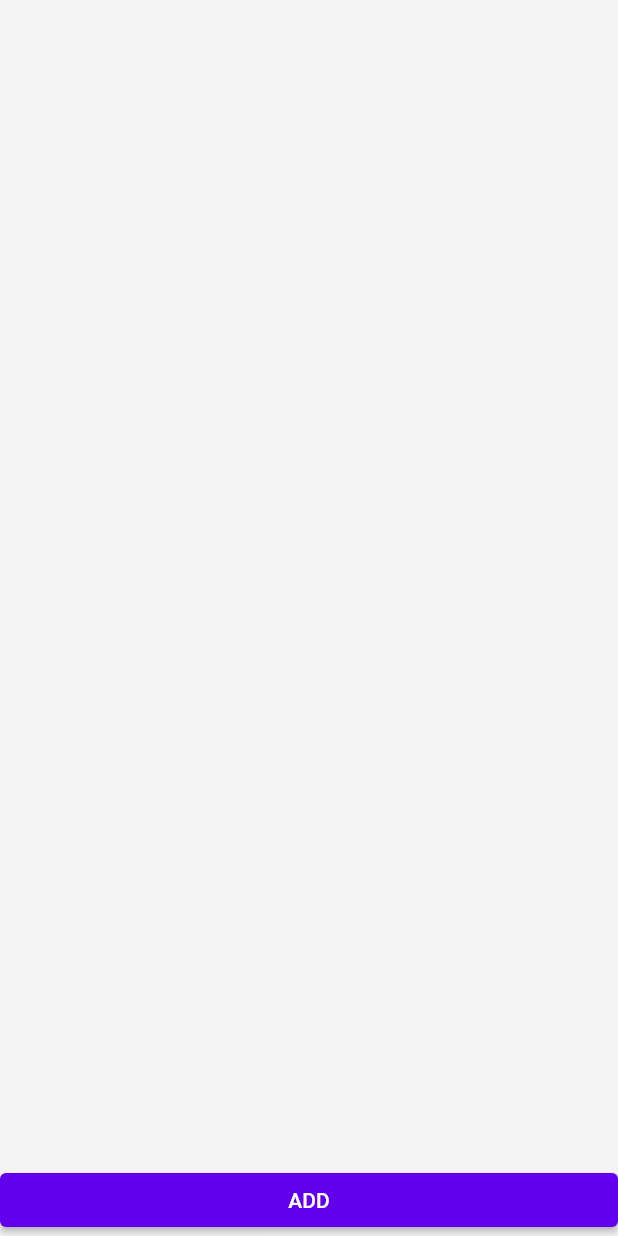
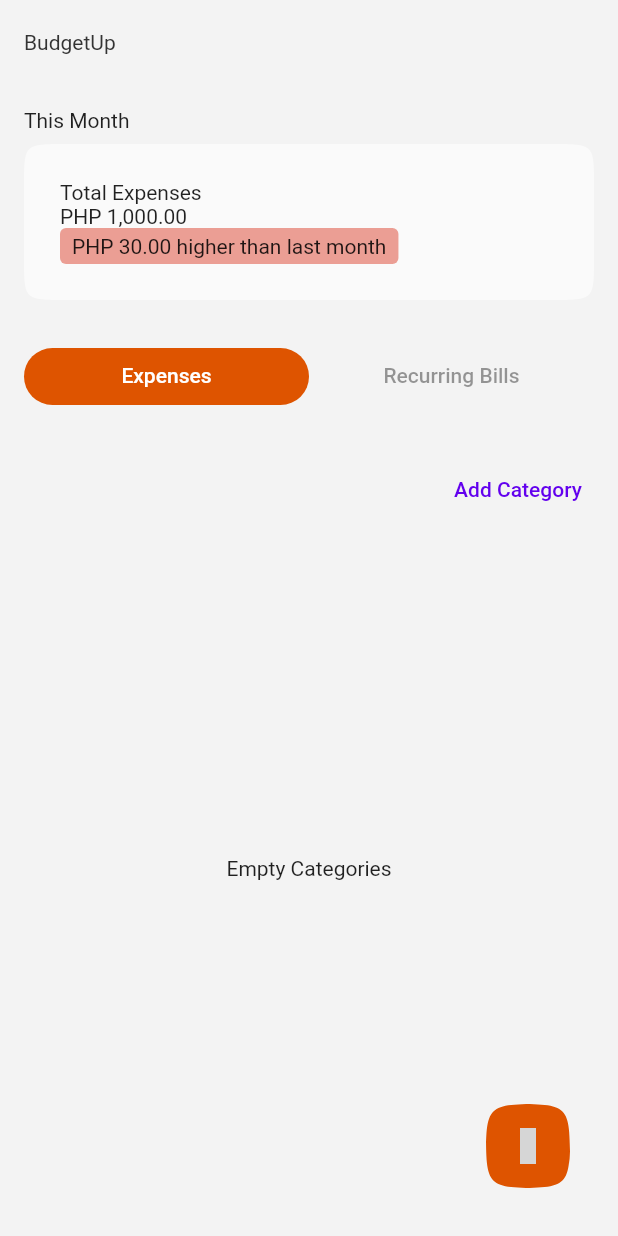
Before and after one commit to mendelordanza/budgetup_app, a Flutter app: the screen it shows after launch, on a phone screen of 412 x 824 dp. Run offline on Flutter 3.47's test engine with Material 2 defaults, Android fonts, the light colour scheme and no system bars; our stand-ins replace equatable, flutter_bloc, flutter_hooks, get_it, iconsax, isar and 1 more; accounts and stored records are empty; generated files the repository leaves out were written again; grey boxes are pictures that could not be loaded.

Commit message:
ui: wip dashboard UI implementation

```diff
--- a/lib/helper/colors.dart
+++ b/lib/helper/colors.dart
@@ -3,5 +3,6 @@ import 'dart:ui';
 const darkBackgroundColor = Color(0xFF1D1D1D);
 const lightBackgroundColor = Color(0xFFF3F3F3);
 
-const primaryColor = Color(0xFFEC2525);
-const dark = Color(0xFF3F3F3F);
+const primaryColor = Color(0xFFDE5400);
+const dark = Color(0xFF333333);
+const red = Color(0xFFDD432E);
--- a/lib/helper/my_themes.dart
+++ b/lib/helper/my_themes.dart
@@ -5,13 +5,35 @@ import 'colors.dart';
 class MyThemes {
   static final darkTheme = ThemeData(
     scaffoldBackgroundColor: darkBackgroundColor,
-    colorScheme: ColorScheme.dark(),
-    primaryColor: Color(0xFF454545),
+    colorScheme: ColorScheme.dark(
+      onSurface: Colors.white,
+    ),
+    primaryColor: primaryColor,
+    cardColor: Color(0xFF454545),
+    floatingActionButtonTheme: FloatingActionButtonThemeData(
+      backgroundColor: primaryColor,
+    ),
+    appBarTheme: AppBarTheme(
+      titleTextStyle: TextStyle(
+        color: Colors.white,
+      ),
+    ),
   );
 
   static final lightTheme = ThemeData(
     scaffoldBackgroundColor: lightBackgroundColor,
-    colorScheme: ColorScheme.light(),
-    primaryColor: Colors.white,
+    colorScheme: ColorScheme.light(
+      onSurface: dark,
+    ),
+    cardColor: Colors.white,
+    primaryColor: primaryColor,
+    floatingActionButtonTheme: FloatingActionButtonThemeData(
+      backgroundColor: primaryColor,
+    ),
+    appBarTheme: AppBarTheme(
+      titleTextStyle: TextStyle(
+        color: dark,
+      ),
+    ),
   );
 }
--- a/lib/helper/route.dart
+++ b/lib/helper/route.dart
@@ -3,7 +3,7 @@ import 'dart:io';
 import 'package:budgetup_app/domain/expense_category.dart';
 import 'package:budgetup_app/helper/route_strings.dart';
 import 'package:budgetup_app/presentation/expenses/add_expense_category_page.dart';
-import 'package:budgetup_app/presentation/expenses/expenses_page.dart';
+import 'package:budgetup_app/presentation/home_page.dart';
 import 'package:budgetup_app/presentation/transactions/add_expense_txn_page.dart';
 import 'package:budgetup_app/presentation/transactions/expense_txn_page.dart';
 import 'package:flutter/cupertino.dart';
@@ -16,9 +16,9 @@ class RouteGenerator {
     switch (settings.name) {
       case RouteStrings.landing:
         return _navigate(
-          builder: (_) => ExpensesPage(),
+          builder: (_) => HomePage(),
         );
-      case RouteStrings.addExpense:
+      case RouteStrings.addCategory:
         if (args is ExpenseCategory?) {
           return _navigate(
             builder: (_) => AddExpenseCategoryPage(
--- a/lib/helper/route_strings.dart
+++ b/lib/helper/route_strings.dart
@@ -1,7 +1,6 @@
-
 class RouteStrings {
   static const String landing = '/';
   static const String transactions = '/transactions';
   static const String addTransaction = '/addTransaction';
-  static const String addExpense = '/addExpense';
+  static const String addCategory = '/addCategory';
 }
--- a/lib/main.dart
+++ b/lib/main.dart
@@ -28,8 +28,7 @@ class MyApp extends StatelessWidget {
     return MultiBlocProvider(
       providers: [
         BlocProvider(
-          create: (context) =>
-              getIt<ExpenseBloc>()..add(LoadExpenseCategories()),
+          create: (context) => getIt<ExpenseBloc>(),
         ),
         BlocProvider(
           create: (context) => getIt<ExpenseTxnBloc>(),
--- a/lib/presentation/expenses/expenses_page.dart
+++ b/lib/presentation/expenses/expenses_page.dart
@@ -1,24 +1,41 @@
 import 'package:budgetup_app/helper/route_strings.dart';
 import 'package:flutter/material.dart';
 import 'package:flutter_bloc/flutter_bloc.dart';
+import 'package:flutter_hooks/flutter_hooks.dart';
+import 'package:iconsax/iconsax.dart';
 
 import 'bloc/expense_bloc.dart';
 
-class ExpensesPage extends StatelessWidget {
+class ExpensesPage extends HookWidget {
   const ExpensesPage({Key? key}) : super(key: key);
 
   @override
   Widget build(BuildContext context) {
+    useEffect(() {
+      context.read<ExpenseBloc>().add(LoadExpenseCategories());
+    }, []);
+
     return Scaffold(
       body: SafeArea(
         child: Column(
-          crossAxisAlignment: CrossAxisAlignment.stretch,
           children: [
+            Row(
+              children: [
+                Spacer(),
+                TextButton(
+                  onPressed: () {
+                    Navigator.pushNamed(context, RouteStrings.addCategory);
+                  },
+                  child: Text("Add Category"),
+                ),
+              ],
+            ),
             Expanded(
               child: BlocBuilder<ExpenseBloc, ExpenseState>(
                 builder: (context, state) {
                   if (state is ExpenseCategoryLoaded) {
-                    return ListView.builder(
+                    if (state.expenseCategories.isNotEmpty) {
+                      return GridView.builder(
                         shrinkWrap: true,
                         itemCount: state.expenseCategories.length,
                         itemBuilder: (context, index) {
@@ -35,11 +52,13 @@ class ExpensesPage extends StatelessWidget {
                               children: [
                                 Row(
                                   children: [
-                                  Column(
+                                    Flexible(
+                                      child: Column(
                                         children: [
                                           Text(item.title ?? "hello"),
                                           Text("${item.getTotal()}"),
                                         ],
+                                      ),
                                     ),
                                     IconButton(
                                       onPressed: () {
@@ -54,7 +73,7 @@ class ExpensesPage extends StatelessWidget {
                                       onPressed: () {
                                         Navigator.pushNamed(
                                           context,
-                                        RouteStrings.addExpense,
+                                          RouteStrings.addCategory,
                                           arguments: item,
                                         );
                                       },
@@ -69,18 +88,33 @@ class ExpensesPage extends StatelessWidget {
                             ),
                           );
                         },
+                        gridDelegate: SliverGridDelegateWithFixedCrossAxisCount(
+                            crossAxisCount: 2),
                       );
+                    } else {
+                      return Center(
+                        child: Text("Empty Categories"),
+                      );
+                    }
                   }
                   return Text("Empty categories");
                 },
               ),
             ),
-            ElevatedButton(
+          ],
+        ),
+      ),
+      floatingActionButton: FloatingActionButton(
+        elevation: 0,
         onPressed: () {
-                  Navigator.pushNamed(context, RouteStrings.addExpense);
+          //TODO Add transaction with category dropdown
         },
-                child: Text("ADD"))
-          ],
+        shape: ContinuousRectangleBorder(
+          borderRadius: BorderRadius.circular(40.0),
+        ),
+        child: Icon(
+          Iconsax.add,
+          color: Colors.white,
         ),
       ),
     );
--- /dev/null
+++ b/lib/presentation/home_page.dart
@@ -0,0 +1,112 @@
+import 'package:budgetup_app/presentation/expenses/expenses_page.dart';
+import 'package:flutter/material.dart';
+import 'package:flutter_hooks/flutter_hooks.dart';
+
+import '../helper/colors.dart';
+
+class HomePage extends HookWidget {
+  HomePage({Key? key}) : super(key: key);
+
+  final tabs = ["Expenses", "Recurring Bills"];
+
+  @override
+  Widget build(BuildContext context) {
+    final tabController = useTabController(initialLength: 2);
+    final _currentIndex = useState<int>(0);
+
+    useEffect(() {
+      tabController.addListener(() {
+        _currentIndex.value = tabController.index;
+      });
+    }, []);
+
+    return Scaffold(
+      appBar: AppBar(
+        title: Text("BudgetUp"),
+        elevation: 0,
+        backgroundColor: Colors.transparent,
+      ),
+      body: SafeArea(
+        child: Padding(
+          padding: const EdgeInsets.all(16.0),
+          child: Column(
+            crossAxisAlignment: CrossAxisAlignment.stretch,
+            children: [
+              Text("This Month"),
+              SizedBox(
+                height: 8,
+              ),
+              Material(
+                shape: ContinuousRectangleBorder(
+                  borderRadius: BorderRadius.circular(28.0),
+                ),
+                child: Padding(
+                  padding: const EdgeInsets.all(24.0),
+                  child: Column(
+                    crossAxisAlignment: CrossAxisAlignment.start,
+                    children: [
+                      Text("Total Expenses"),
+                      Text("PHP 1,000.00"),
+                      Container(
+                        padding: EdgeInsets.symmetric(
+                          horizontal: 8.0,
+                          vertical: 4.0,
+                        ),
+                        decoration: BoxDecoration(
+                          color: red.withOpacity(0.5),
+                          borderRadius: BorderRadius.circular(4.0),
+                        ),
+                        child: Text("PHP 30.00 higher than last month"),
+                      )
+                    ],
+                  ),
+                ),
+              ),
+              SizedBox(
+                height: 32.0,
+              ),
+              // Tabs(
+              //   tabController: tabController,
+              //   tabs: [
+              //     "Expenses",
+              //     "Recurring Bills"
+              //   ],
+              // ),
+              TabBar(
+                controller: tabController,
+                tabs: [
+                  Padding(
+                    padding: const EdgeInsets.symmetric(vertical: 10.0),
+                    child: Text("Expenses"),
+                  ),
+                  Padding(
+                    padding: const EdgeInsets.symmetric(vertical: 10.0),
+                    child: Text("Recurring Bills"),
+                  ),
+                ],
+                unselectedLabelColor:
+                    Theme.of(context).colorScheme.onSurface.withOpacity(0.5),
+                indicator: BoxDecoration(
+                  borderRadius: BorderRadius.circular(30.0),
+                  color: Theme.of(context).primaryColor,
+                ),
+              ),
+              SizedBox(
+                height: 32.0,
+              ),
+              Expanded(
+                child: TabBarView(
+                  controller: tabController,
+                  children: [
+                    ExpensesPage(),
+                    Icon(Icons.directions_transit),
+                  ],
+                ),
+              ),
+            ],
+          ),
+        ),
+      ),
+    );
+  }
+}
--- a/pubspec.yaml
+++ b/pubspec.yaml
@@ -48,6 +48,9 @@ dependencies:
 
   #Bloc
   flutter_bloc: ^8.1.3
+
+  #IconSax
+  iconsax: ^0.0.8
 
   # The following adds the Cupertino Icons font to your application.
   # Use with the CupertinoIcons class for iOS style icons.
```
Also changed, not shown: lib/presentation/custom/custom_tab.dart (added, +63 -0 lines), pubspec.lock. Lines whose indentation alone changed are shown as unchanged.
